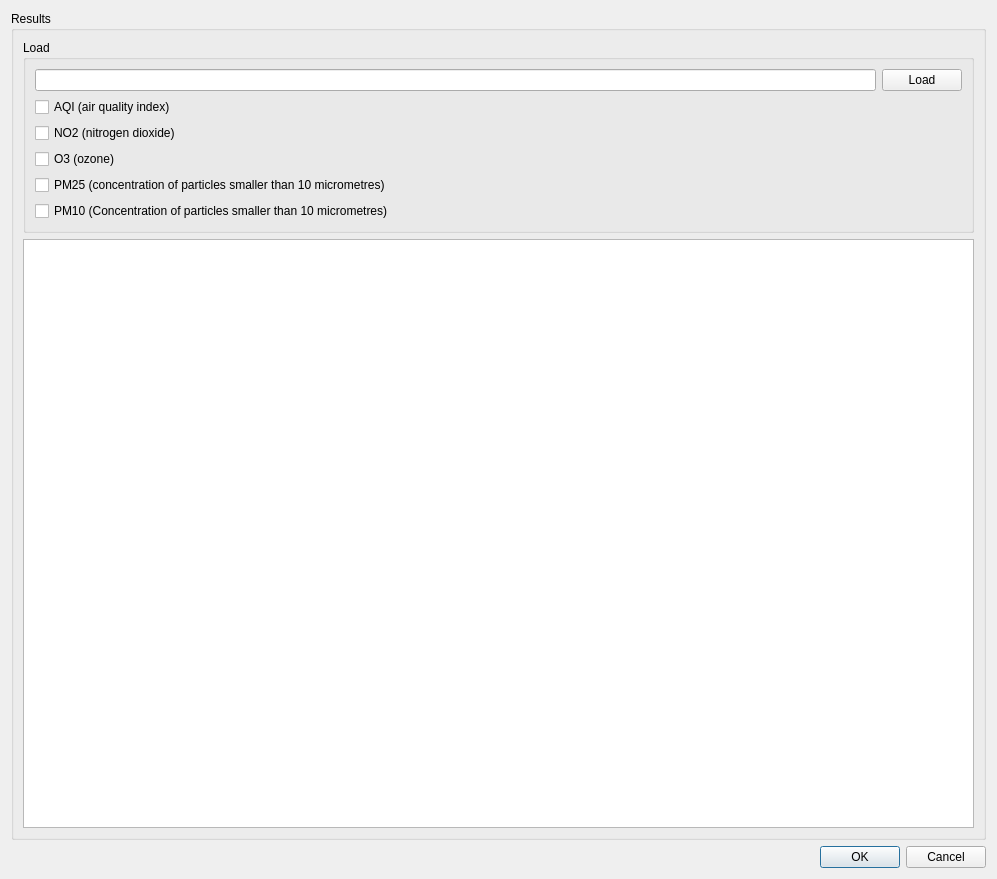
First picture: the form in FMI2QGIS/resources/ui/main_dialog.ui, repository GispoCoding/FMI2QGIS, before the edit.
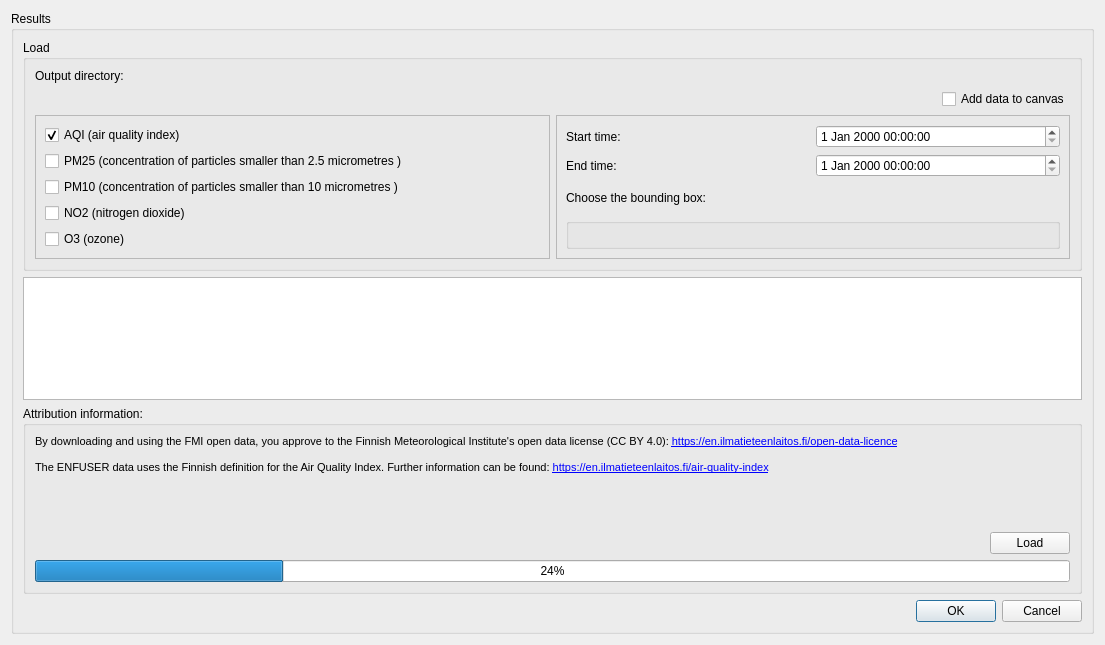
Second picture: the form after the edit. Custom widgets are drawn as their Qt base class.

Commit message: Add components to main dialog

Diff of the .ui file:
```diff
--- a/FMI2QGIS/resources/ui/main_dialog.ui
+++ b/FMI2QGIS/resources/ui/main_dialog.ui
@@ -6,76 +6,185 @@
    <rect>
     <x>0</x>
     <y>0</y>
-    <width>997</width>
-    <height>879</height>
+    <width>1105</width>
+    <height>645</height>
    </rect>
   </property>
   <property name="windowTitle">
    <string>Dialog</string>
   </property>
-  <layout class="QVBoxLayout" name="verticalLayout_4">
+  <layout class="QHBoxLayout" name="horizontalLayout_3">
    <item>
-    <layout class="QVBoxLayout" name="verticalLayout_3">
-     <item>
-      <widget class="QGroupBox" name="groupBox_2">
+    <widget class="QGroupBox" name="group_box_2">
        <property name="title">
         <string>Results</string>
        </property>
-       <layout class="QVBoxLayout" name="verticalLayout_2">
+     <layout class="QVBoxLayout" name="verticalLayout_5">
         <item>
-         <widget class="QGroupBox" name="groupBox">
+       <widget class="QGroupBox" name="group_box">
           <property name="title">
            <string>Load</string>
           </property>
-          <layout class="QVBoxLayout" name="verticalLayout">
+        <layout class="QVBoxLayout" name="verticalLayout_4">
+         <item>
+          <layout class="QHBoxLayout" name="horizontal_layout">
+           <item>
+            <widget class="QLabel" name="lbl_output_dir">
+             <property name="text">
+              <string>Output directory:</string>
+             </property>
+            </widget>
+           </item>
+           <item>
+            <widget class="QgsFileWidget" name="output_dir_select_btn">
+             <property name="enabled">
+              <bool>true</bool>
+             </property>
+             <property name="maximumSize">
+              <size>
+               <width>16777215</width>
+               <height>16777215</height>
+              </size>
+             </property>
+            </widget>
+           </item>
+          </layout>
+         </item>
            <item>
             <layout class="QHBoxLayout" name="horizontalLayout">
              <item>
-              <widget class="QLineEdit" name="ln_edit_url"/>
+            <spacer name="horizontalSpacer">
+             <property name="orientation">
+              <enum>Qt::Horizontal</enum>
+             </property>
+             <property name="sizeHint" stdset="0">
+              <size>
+               <width>40</width>
+               <height>20</height>
+              </size>
+             </property>
+            </spacer>
              </item>
              <item>
-              <widget class="QPushButton" name="btn_load">
+            <widget class="QCheckBox" name="chk_box_add_to_map">
                <property name="text">
-                <string>Load</string>
+              <string>Add data to canvas</string>
                </property>
               </widget>
              </item>
             </layout>
            </item>
            <item>
-            <widget class="QCheckBox" name="chck_box_aqi">
+          <layout class="QHBoxLayout" name="horizontal_layout_4">
+           <item>
+            <widget class="QFrame" name="frame_2">
+             <property name="frameShape">
+              <enum>QFrame::StyledPanel</enum>
+             </property>
+             <property name="frameShadow">
+              <enum>QFrame::Raised</enum>
+             </property>
+             <layout class="QVBoxLayout" name="verticalLayout_2">
+              <item>
+               <widget class="QCheckBox" name="chk_box_aqi">
              <property name="text">
               <string>AQI (air quality index)</string>
              </property>
+                <property name="checked">
+                 <bool>true</bool>
+                </property>
             </widget>
            </item>
            <item>
-            <widget class="QCheckBox" name="chck_box_no2">
+               <widget class="QCheckBox" name="chk_box_pm25">
+                <property name="text">
+                 <string>PM25 (concentration of particles smaller than 2.5 micrometres )</string>
+                </property>
+               </widget>
+              </item>
+              <item>
+               <widget class="QCheckBox" name="chk_box_pm10">
+                <property name="text">
+                 <string>PM10 (concentration of particles smaller than 10 micrometres )</string>
+                </property>
+               </widget>
+              </item>
+              <item>
+               <widget class="QCheckBox" name="chk_box_no2">
              <property name="text">
               <string>NO2 (nitrogen dioxide)</string>
              </property>
             </widget>
            </item>
            <item>
-            <widget class="QCheckBox" name="chck_box_o3">
+               <widget class="QCheckBox" name="chk_box_o3">
              <property name="text">
               <string>O3 (ozone)</string>
              </property>
             </widget>
            </item>
+             </layout>
+            </widget>
+           </item>
            <item>
-            <widget class="QCheckBox" name="chck_box_pm25">
+            <widget class="QFrame" name="frame">
+             <property name="frameShape">
+              <enum>QFrame::StyledPanel</enum>
+             </property>
+             <property name="frameShadow">
+              <enum>QFrame::Raised</enum>
+             </property>
+             <layout class="QVBoxLayout" name="verticalLayout">
+              <item>
+               <layout class="QVBoxLayout" name="vertical_layout_2">
+                <item>
+                 <layout class="QVBoxLayout" name="vertical_layout">
+                  <item>
+                   <layout class="QHBoxLayout" name="horizontal_layout_2">
+                    <item>
+                     <widget class="QLabel" name="lbl_start_time">
              <property name="text">
-              <string>PM25 (concentration of particles smaller than 10 micrometres)</string>
+                       <string>Start time:</string>
              </property>
             </widget>
            </item>
            <item>
-            <widget class="QCheckBox" name="chck_box_pm10">
+                     <widget class="QgsDateTimeEdit" name="dt_edit_start"/>
+                    </item>
+                   </layout>
+                  </item>
+                  <item>
+                   <layout class="QHBoxLayout" name="horizontal_layout_3">
+                    <item>
+                     <widget class="QLabel" name="lbl_end_time">
              <property name="text">
-              <string>PM10 (Concentration of particles smaller than 10 micrometres)</string>
-             </property>
-            </widget>
+                       <string>End time:</string>
+                      </property>
+                     </widget>
+                    </item>
+                    <item>
+                     <widget class="QgsDateTimeEdit" name="dt_edit_end"/>
+                    </item>
+                   </layout>
+                  </item>
+                 </layout>
+                </item>
+                <item>
+                 <widget class="QLabel" name="lbl_bbox">
+                  <property name="text">
+                   <string>Choose the bounding box:</string>
+                  </property>
+                 </widget>
+                </item>
+                <item>
+                 <widget class="QgsExtentGroupBox" name="extnt_group_box_bbox"/>
+                </item>
+               </layout>
+              </item>
+             </layout>
+            </widget>
+           </item>
+          </layout>
            </item>
           </layout>
          </widget>
@@ -83,6 +192,60 @@
         <item>
          <widget class="QTextEdit" name="txt_edit_result"/>
         </item>
+      <item>
+       <widget class="QGroupBox" name="grp_box_info">
+        <property name="title">
+         <string>Attribution information:</string>
+        </property>
+        <layout class="QVBoxLayout" name="verticalLayout_3">
+         <item>
+          <widget class="QLabel" name="label">
+           <property name="text">
+            <string>&lt;!DOCTYPE HTML PUBLIC &quot;-//W3C//DTD HTML 4.0//EN&quot; &quot;http://www.w3.org/TR/REC-html40/strict.dtd&quot;&gt;
+&lt;html&gt;&lt;head&gt;&lt;meta name=&quot;qrichtext&quot; content=&quot;1&quot; /&gt;&lt;style type=&quot;text/css&quot;&gt;
+p, li { white-space: pre-wrap; }
+&lt;/style&gt;&lt;/head&gt;&lt;body style=&quot; font-family:'MS Shell Dlg 2'; font-size:8pt; font-weight:400; font-style:normal;&quot;&gt;
+&lt;p style=&quot; margin-top:0px; margin-bottom:0px; margin-left:0px; margin-right:0px; -qt-block-indent:0; text-indent:0px;&quot;&gt;By downloading and using the FMI open data, you approve to the Finnish Meteorological Institute's open data license (CC BY 4.0): &lt;a href=&quot;https://en.ilmatieteenlaitos.fi/open-data-licence&quot;&gt;&lt;span style=&quot; text-decoration: underline; color:#0000ff;&quot;&gt;https://en.ilmatieteenlaitos.fi/open-data-licence&lt;/span&gt;&lt;/a&gt;&lt;/p&gt;
+&lt;p style=&quot;-qt-paragraph-type:empty; margin-top:0px; margin-bottom:0px; margin-left:0px; margin-right:0px; -qt-block-indent:0; text-indent:0px; text-decoration: underline; color:#0000ff;&quot;&gt;&lt;br /&gt;&lt;/p&gt;
+&lt;p style=&quot; margin-top:0px; margin-bottom:0px; margin-left:0px; margin-right:0px; -qt-block-indent:0; text-indent:0px;&quot;&gt;The ENFUSER data uses the Finnish definition for the Air Quality Index. Further information can be found: &lt;a href=&quot;https://en.ilmatieteenlaitos.fi/air-quality-index&quot;&gt;&lt;span style=&quot; text-decoration: underline; color:#0000ff;&quot;&gt;https://en.ilmatieteenlaitos.fi/air-quality-index&lt;/span&gt;&lt;/a&gt;&lt;/p&gt;
+&lt;p style=&quot;-qt-paragraph-type:empty; margin-top:0px; margin-bottom:0px; margin-left:0px; margin-right:0px; -qt-block-indent:0; text-indent:0px; text-decoration: underline; color:#0000ff;&quot;&gt;&lt;br /&gt;&lt;/p&gt;
+&lt;p style=&quot;-qt-paragraph-type:empty; margin-top:0px; margin-bottom:0px; margin-left:0px; margin-right:0px; -qt-block-indent:0; text-indent:0px; text-decoration: underline; color:#0000ff;&quot;&gt;&lt;br /&gt;&lt;/p&gt;
+&lt;p style=&quot;-qt-paragraph-type:empty; margin-top:0px; margin-bottom:0px; margin-left:0px; margin-right:0px; -qt-block-indent:0; text-indent:0px; text-decoration: underline; color:#0000ff;&quot;&gt;&lt;br /&gt;&lt;/p&gt;
+&lt;p style=&quot;-qt-paragraph-type:empty; margin-top:0px; margin-bottom:0px; margin-left:0px; margin-right:0px; -qt-block-indent:0; text-indent:0px; text-decoration: underline; color:#0000ff;&quot;&gt;&lt;br /&gt;&lt;/p&gt;&lt;/body&gt;&lt;/html&gt;</string>
+           </property>
+          </widget>
+         </item>
+         <item>
+          <layout class="QHBoxLayout" name="horizontalLayout_2">
+           <item>
+            <spacer name="horizontalSpacer_2">
+             <property name="orientation">
+              <enum>Qt::Horizontal</enum>
+             </property>
+             <property name="sizeHint" stdset="0">
+              <size>
+               <width>40</width>
+               <height>20</height>
+              </size>
+             </property>
+            </spacer>
+           </item>
+           <item>
+            <widget class="QPushButton" name="btn_load">
+             <property name="text">
+              <string>Load</string>
+             </property>
+            </widget>
+           </item>
+          </layout>
+         </item>
+         <item>
+          <widget class="QProgressBar" name="progressBar">
+           <property name="value">
+            <number>24</number>
+           </property>
+          </widget>
+         </item>
        </layout>
       </widget>
      </item>
@@ -97,9 +260,43 @@
       </widget>
      </item>
     </layout>
+    </widget>
+   </item>
+   <item>
+    <layout class="QHBoxLayout" name="horizontal_layout_5"/>
+   </item>
+   <item>
+    <layout class="QVBoxLayout" name="vertical_layout_3"/>
+   </item>
+   <item>
+    <layout class="QGridLayout" name="grid_layout"/>
    </item>
   </layout>
  </widget>
+ <customwidgets>
+  <customwidget>
+   <class>QgsCollapsibleGroupBox</class>
+   <extends>QGroupBox</extends>
+   <header>qgscollapsiblegroupbox.h</header>
+   <container>1</container>
+  </customwidget>
+  <customwidget>
+   <class>QgsDateTimeEdit</class>
+   <extends>QDateTimeEdit</extends>
+   <header>qgsdatetimeedit.h</header>
+  </customwidget>
+  <customwidget>
+   <class>QgsExtentGroupBox</class>
+   <extends>QgsCollapsibleGroupBox</extends>
+   <header>qgsextentgroupbox.h</header>
+   <container>1</container>
+  </customwidget>
+  <customwidget>
+   <class>QgsFileWidget</class>
+   <extends>QWidget</extends>
+   <header>qgsfilewidget.h</header>
+  </customwidget>
+ </customwidgets>
  <resources/>
  <connections>
   <connection>
```
Lines whose indentation alone changed are shown as unchanged.
